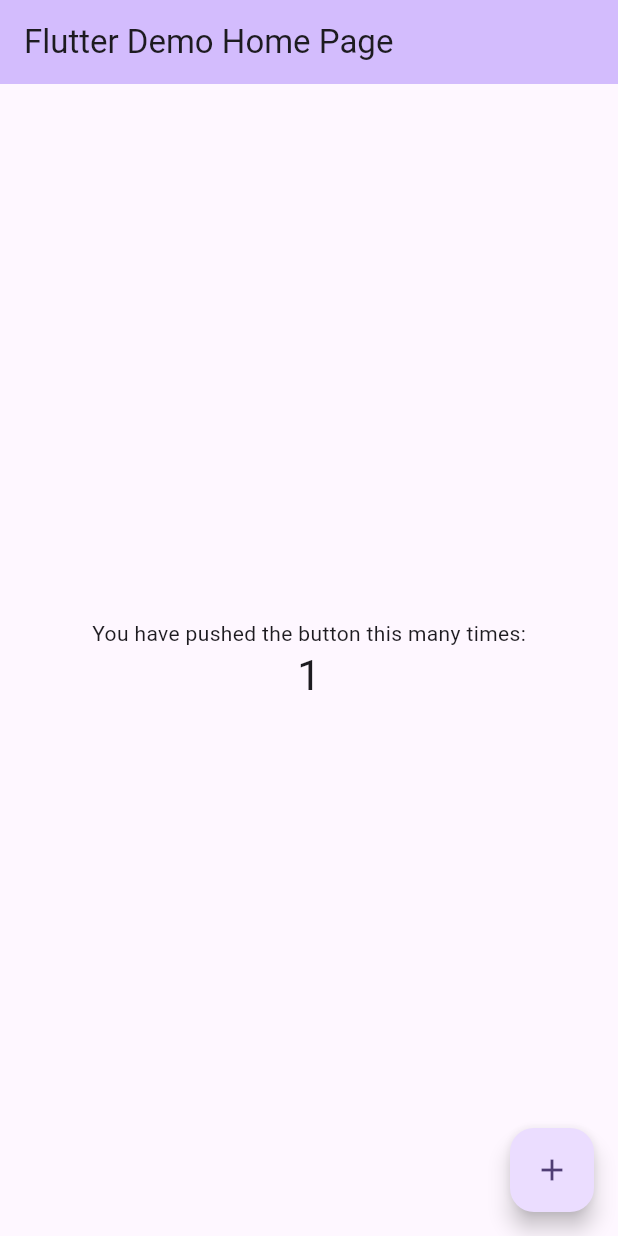
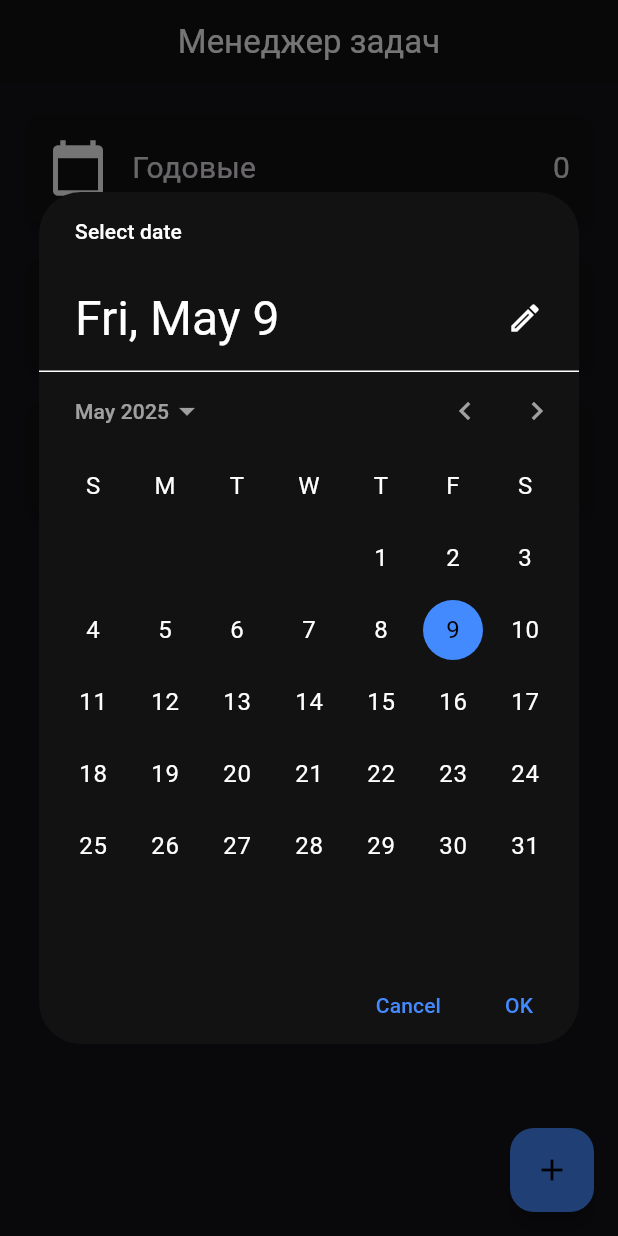
Before and after one commit to PocketSFabuser/Tasks, a Flutter app: the screen it shows after launch, after a tap on the "add" icon, on a phone screen of 412 x 824 dp. Run offline on Flutter 3.47's test engine with Material 3 defaults, Android fonts, the light colour scheme and no system bars.

Commit message:
add funcs

```diff
--- a/lib/main.dart
+++ b/lib/main.dart
@@ -1,122 +1,32 @@
 import 'package:flutter/material.dart';
+import 'task_manager.dart';
 
 void main() {
-  runApp(const MyApp());
+  runApp(const TaskManagerApp());
 }
 
-class MyApp extends StatelessWidget {
-  const MyApp({super.key});
+class TaskManagerApp extends StatelessWidget {
+  const TaskManagerApp({super.key});
 
-  // This widget is the root of your application.
   @override
   Widget build(BuildContext context) {
     return MaterialApp(
-      title: 'Flutter Demo',
-      theme: ThemeData(
-        // This is the theme of your application.
-        //
-        // TRY THIS: Try running your application with "flutter run". You'll see
-        // the application has a purple toolbar. Then, without quitting the app,
-        // try changing the seedColor in the colorScheme below to Colors.green
-        // and then invoke "hot reload" (save your changes or press the "hot
-        // reload" button in a Flutter-supported IDE, or press "r" if you used
-        // the command line to start the app).
-        //
-        // Notice that the counter didn't reset back to zero; the application
-        // state is not lost during the reload. To reset the state, use hot
-        // restart instead.
-        //
-        // This works for code too, not just values: Most code changes can be
-        // tested with just a hot reload.
-        colorScheme: ColorScheme.fromSeed(seedColor: Colors.deepPurple),
+      title: 'Менеджер задач',
+      theme: ThemeData.dark().copyWith(
+        colorScheme: ColorScheme.dark(
+          primary: Colors.blueAccent,
+          secondary: Colors.blueAccent[200]!,
+        ),
+        appBarTheme: const AppBarTheme(
+          elevation: 0,
+          centerTitle: true,
+        ),
+        floatingActionButtonTheme: const FloatingActionButtonThemeData(
+          backgroundColor: Colors.blueAccent,
+        ),
       ),
-      home: const MyHomePage(title: 'Flutter Demo Home Page'),
+      home: const TaskManagerHome(),
+      debugShowCheckedModeBanner: false,
     );
   }
 }
-
-class MyHomePage extends StatefulWidget {
-  const MyHomePage({super.key, required this.title});
-
-  // This widget is the home page of your application. It is stateful, meaning
-  // that it has a State object (defined below) that contains fields that affect
-  // how it looks.
-
-  // This class is the configuration for the state. It holds the values (in this
-  // case the title) provided by the parent (in this case the App widget) and
-  // used by the build method of the State. Fields in a Widget subclass are
-  // always marked "final".
-
-  final String title;
-
-  @override
-  State<MyHomePage> createState() => _MyHomePageState();
-}
-
-class _MyHomePageState extends State<MyHomePage> {
-  int _counter = 0;
-
-  void _incrementCounter() {
-    setState(() {
-      // This call to setState tells the Flutter framework that something has
-      // changed in this State, which causes it to rerun the build method below
-      // so that the display can reflect the updated values. If we changed
-      // _counter without calling setState(), then the build method would not be
-      // called again, and so nothing would appear to happen.
-      _counter++;
-    });
-  }
-
-  @override
-  Widget build(BuildContext context) {
-    // This method is rerun every time setState is called, for instance as done
-    // by the _incrementCounter method above.
-    //
-    // The Flutter framework has been optimized to make rerunning build methods
-    // fast, so that you can just rebuild anything that needs updating rather
-    // than having to individually change instances of widgets.
-    return Scaffold(
-      appBar: AppBar(
-        // TRY THIS: Try changing the color here to a specific color (to
-        // Colors.amber, perhaps?) and trigger a hot reload to see the AppBar
-        // change color while the other colors stay the same.
-        backgroundColor: Theme.of(context).colorScheme.inversePrimary,
-        // Here we take the value from the MyHomePage object that was created by
-        // the App.build method, and use it to set our appbar title.
-        title: Text(widget.title),
-      ),
-      body: Center(
-        // Center is a layout widget. It takes a single child and positions it
-        // in the middle of the parent.
-        child: Column(
-          // Column is also a layout widget. It takes a list of children and
-          // arranges them vertically. By default, it sizes itself to fit its
-          // children horizontally, and tries to be as tall as its parent.
-          //
-          // Column has various properties to control how it sizes itself and
-          // how it positions its children. Here we use mainAxisAlignment to
-          // center the children vertically; the main axis here is the vertical
-          // axis because Columns are vertical (the cross axis would be
-          // horizontal).
-          //
-          // TRY THIS: Invoke "debug painting" (choose the "Toggle Debug Paint"
-          // action in the IDE, or press "p" in the console), to see the
-          // wireframe for each widget.
-          mainAxisAlignment: MainAxisAlignment.center,
-          children: <Widget>[
-            const Text('You have pushed the button this many times:'),
-            Text(
-              '$_counter',
-              style: Theme.of(context).textTheme.headlineMedium,
-            ),
-          ],
-        ),
-      ),
-      floatingActionButton: FloatingActionButton(
-        onPressed: _incrementCounter,
-        tooltip: 'Increment',
-        child: const Icon(Icons.add),
-      ), // This trailing comma makes auto-formatting nicer for build methods.
-    );
-  }
-}
--- /dev/null
+++ b/lib/task_manager.dart
@@ -0,0 +1,300 @@
+import 'package:flutter/material.dart';
+import 'task_list_screen.dart';
+import 'task_model.dart';
+import 'package:intl/intl.dart';
+
+class TaskManagerHome extends StatefulWidget {
+  const TaskManagerHome({super.key});
+
+  @override
+  State<TaskManagerHome> createState() => _TaskManagerHomeState();
+}
+
+class _TaskManagerHomeState extends State<TaskManagerHome> {
+  final Map<String, List<Task>> _tasks = {
+    'Годовые': [],
+    'Недельные': [],
+    'Ежедневные': [],
+    'На дату': [],
+  };
+
+  @override
+  Widget build(BuildContext context) {
+    // Группируем задачи по датам
+    final dateTasksMap = <String, List<Task>>{};
+    for (final task in _tasks['На дату']!) {
+      if (!dateTasksMap.containsKey(task.date)) {
+        dateTasksMap[task.date] = [];
+      }
+      dateTasksMap[task.date]!.add(task);
+    }
+
+    // Сортируем даты по возрастанию
+    final sortedDates = dateTasksMap.keys.toList()
+      ..sort((a, b) => a.compareTo(b));
+
+    return Scaffold(
+      appBar: AppBar(
+        title: const Text('Менеджер задач'),
+      ),
+      body: Padding(
+        padding: const EdgeInsets.all(16.0),
+        child: Column(
+          crossAxisAlignment: CrossAxisAlignment.stretch,
+          children: [
+            _buildTaskCategoryCard('Годовые', Icons.calendar_today),
+            const SizedBox(height: 16),
+            _buildTaskCategoryCard('Недельные', Icons.calendar_view_week),
+            const SizedBox(height: 16),
+            _buildTaskCategoryCard('Ежедневные', Icons.today),
+            ...sortedDates.map((date) => Column(
+              children: [
+                const SizedBox(height: 16),
+                _buildDateTasksCard(
+                  dateTasksMap[date]!,
+                  DateFormat('dd.MM.yyyy').format(DateTime.parse(date)),
+                ),
+              ],
+            )),
+          ],
+        ),
+      ),
+      floatingActionButton: FloatingActionButton(
+        child: const Icon(Icons.add),
+        onPressed: () => _showDatePickerDialog(context),
+      ),
+    );
+  }
+
+  Widget _buildTaskCategoryCard(String title, IconData icon) {
+    return Card(
+      elevation: 4,
+      margin: const EdgeInsets.symmetric(vertical: 4),
+      child: InkWell(
+        onTap: () {
+          Navigator.push(
+            context,
+            MaterialPageRoute(
+              builder: (context) => TaskListScreen(
+                title: title,
+                tasks: _tasks[title]!,
+                onTaskAdded: (task) {
+                  setState(() {
+                    _tasks[title]!.add(task);
+                  });
+                },
+                onTaskDeleted: (index) {
+                  setState(() {
+                    _tasks[title]!.removeAt(index);
+                  });
+                },
+                onTaskToggled: (index, completed) {
+                  setState(() {
+                    _tasks[title]![index].completed = completed;
+                  });
+                },
+              ),
+            ),
+          );
+        },
+        child: Padding(
+          padding: const EdgeInsets.all(16.0),
+          child: Row(
+            children: [
+              Icon(icon, size: 40),
+              const SizedBox(width: 16),
+              Text(
+                title,
+                style: const TextStyle(fontSize: 20),
+              ),
+              const Spacer(),
+              Text(
+                _tasks[title]!.length.toString(),
+                style: const TextStyle(fontSize: 20),
+              ),
+            ],
+          ),
+        ),
+      ),
+    );
+  }
+
+  Widget _buildDateTasksCard(List<Task> tasks, String formattedDate) {
+    // Получаем дату из первой задачи (все задачи в списке имеют одинаковую дату)
+    final date = tasks.isNotEmpty ? tasks.first.date : '';
+
+    return Card(
+      elevation: 4,
+      margin: const EdgeInsets.symmetric(vertical: 4),
+      child: InkWell(
+        onTap: () {
+          Navigator.push(
+            context,
+            MaterialPageRoute(
+              builder: (context) => TaskListScreen(
+                title: formattedDate,
+                tasks: tasks,
+                onTaskAdded: (task) {
+                  setState(() {
+                    _tasks['На дату']!.add(task);
+                  });
+                },
+                onTaskDeleted: (index) {
+                  setState(() {
+                    _tasks['На дату']!.removeWhere(
+                            (t) => t.id == tasks[index].id);
+                  });
+                },
+                onTaskToggled: (index, completed) {
+                  setState(() {
+                    tasks[index].completed = completed;
+                  });
+                },
+                isDateSpecific: true,
+                selectedDate: DateTime.parse(date),
+              ),
+            ),
+          );
+        },
+        child: Padding(
+          padding: const EdgeInsets.all(16.0),
+          child: Column(
+            crossAxisAlignment: CrossAxisAlignment.start,
+            children: [
+              Text(
+                'Задачи на $formattedDate',
+                style: const TextStyle(
+                  fontSize: 20,
+                  fontWeight: FontWeight.bold,
+                ),
+              ),
+              const SizedBox(height: 8),
+              ...tasks.map((task) => Padding(
+                padding: const EdgeInsets.symmetric(vertical: 4),
+                child: Row(
+                  children: [
+                    Checkbox(
+                      value: task.completed,
+                      onChanged: (value) {
+                        setState(() {
+                          task.completed = value ?? false;
+                        });
+                      },
+                    ),
+                    Expanded(
+                      child: Text(
+                        task.title,
+                        style: TextStyle(
+                          fontSize: 16,
+                          decoration: task.completed
+                              ? TextDecoration.lineThrough
+                              : null,
+                        ),
+                      ),
+                    ),
+                  ],
+                ),
+              )),
+            ],
+          ),
+        ),
+      ),
+    );
+  }
+  Future<void> _showDatePickerDialog(BuildContext context) async {
+    final DateTime? pickedDate = await showDatePicker(
+      context: context,
+      initialDate: DateTime.now(),
+      firstDate: DateTime(2000),
+      lastDate: DateTime(2100),
+    );
+
+    if (pickedDate != null && mounted) {
+      final dateKey = DateFormat('yyyy-MM-dd').format(pickedDate);
+      final formattedDate = DateFormat('dd.MM.yyyy').format(pickedDate);
+
+      // Проверяем, есть ли уже задачи на эту дату
+      final hasTasksForDate = _tasks['На дату']!
+          .any((task) => task.date == dateKey);
+
+      // Если нет задач на эту дату, просто переходим к экрану добавления
+      if (!hasTasksForDate) {
+        if (mounted) {
+          Navigator.push(
+            context,
+            MaterialPageRoute(
+              builder: (context) =>
+                  TaskListScreen(
+                    title: formattedDate,
+                    tasks: [],
+                    // Пустой список задач для новой даты
+                    onTaskAdded: (task) {
+                      if (mounted) {
+                        setState(() {
+                          _tasks['На дату']!.add(task);
+                        });
+                      }
+                    },
+                    onTaskDeleted: (index) {
+                      if (mounted) {
+                        setState(() {
+                          _tasks['На дату']!.removeAt(index);
+                        });
+                      }
+                    },
+                    onTaskToggled: (index, completed) {
+                      if (mounted) {
+                        setState(() {
+                          _tasks['На дату']![index].completed = completed;
+                        });
+                      }
+                    },
+                    isDateSpecific: true,
+                    selectedDate: pickedDate,
+                  ),
+            ),
+          );
+        }
+      } else {
+        // Если задачи на эту дату уже есть, показываем их
+        if (mounted) {
+          Navigator.push(
+            context,
+            MaterialPageRoute(
+              builder: (context) =>
+                  TaskListScreen(
+                    title: formattedDate,
+                    tasks: _tasks['На дату']!
+                        .where((task) => task.date == dateKey)
+                        .toList(),
+                    onTaskAdded: (task) {
+                      if (mounted) {
+                        setState(() {
+                          _tasks['На дату']!.add(task);
+                        });
+                      }
+                    },
+                    onTaskDeleted: (index) {
+                      if (mounted) {
+                        setState(() {
+                          _tasks['На дату']!.removeAt(index);
+                        });
+                      }
+                    },
+                    onTaskToggled: (index, completed) {
+                      if (mounted) {
+                        setState(() {
+                          _tasks['На дату']![index].completed = completed;
+                        });
+                      }
+                    },
+                    isDateSpecific: true,
+                    selectedDate: pickedDate,
+                  ),
+            ),
+          );
+        }
+      }
+    }
+  }
+}
--- /dev/null
+++ b/lib/task_model.dart
@@ -0,0 +1,20 @@
+import 'package:uuid/uuid.dart';
+
+class Task {
+  final String id;
+  final String title;
+  final String date;
+  bool completed;
+
+  Task({
+    String? id,
+    required this.title,
+    required this.date,
+    this.completed = false,
+  }) : id = id ?? const Uuid().v4();
+
+  @override
+  String toString() {
+    return 'Task{id: $id, title: $title, date: $date, completed: $completed}';
+  }
+}
--- a/pubspec.yaml
+++ b/pubspec.yaml
@@ -30,6 +30,8 @@ environment:
 dependencies:
   flutter:
     sdk: flutter
+  intl: ^0.18.1
+  uuid: ^3.0.7
 
   # The following adds the Cupertino Icons font to your application.
   # Use with the CupertinoIcons class for iOS style icons.
```
Also changed, not shown: lib/task_list_screen.dart (added, +160 -0 lines), pubspec.lock, 2 other files.
